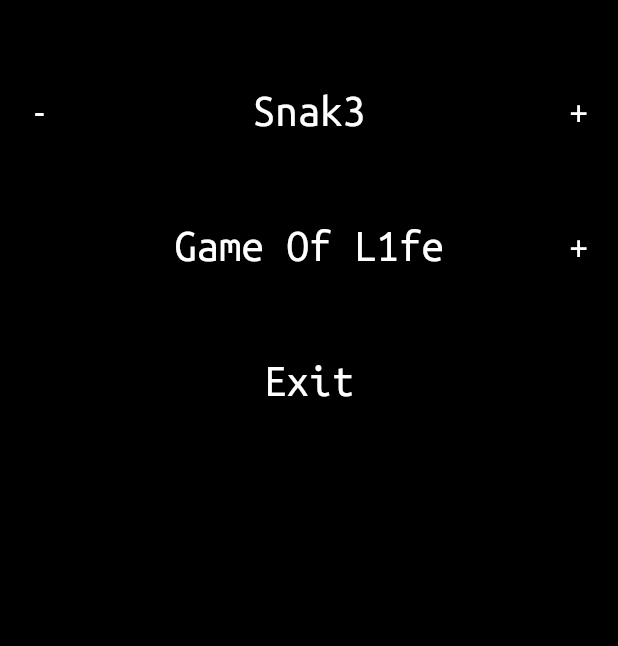
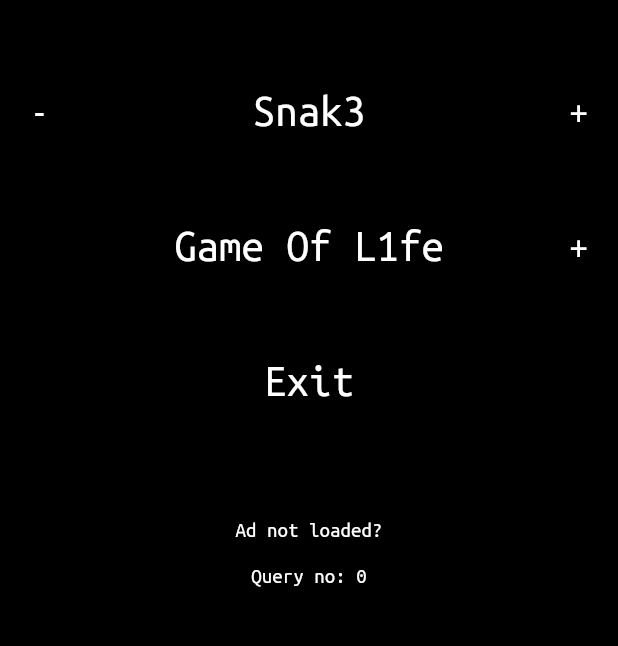
Before and after one commit to wkulczi/TheGame, a Flutter app: the screen it shows after launch, on a phone screen of 412 x 824 dp, the part 310-956 px from its top. Run offline on Flutter 3.47's test engine with Material 2 defaults, Android fonts, the phone set to English and light mode, and no system bars; our stand-ins replace equatable; missing offline and left inert: firebase_admob; accounts and stored records are empty.

Commit message:
added reloading app button

```diff
--- a/lib/main.dart
+++ b/lib/main.dart
@@ -1,5 +1,6 @@
 import 'package:firebase_admob/firebase_admob.dart';
 import 'package:flutter/material.dart';
+import 'package:flutter/services.dart';
 import 'package:flutter_app/classes/routing/route_generator.dart';
 import 'package:flutter_app/views/gol_screen.dart';
 import 'package:flutter_app/views/snake_screen.dart';
@@ -32,22 +33,23 @@ class Home extends StatefulWidget {
 class _HomeState extends State<Home> {
   int snakeSpeed = 3;
   int golSpeed = 1;
+  int queryno = 0;
 
-  Future<void> _initAdMob(){
-    return FirebaseAdMob.instance.initialize(appId:AdManager.appId);
+  Future<void> _initAdMob() {
+    return FirebaseAdMob.instance.initialize(appId: AdManager.appId);
   }
 
   BannerAd _bannerAd;
 
-  void _loadBannerAd(){
+  void _loadBannerAd() {
     _bannerAd
-    ..load()
-        ..show(anchorType: AnchorType.bottom);
+      ..load()
+      ..show(anchorType: AnchorType.bottom);
   }
 
   @override
   void initState() {
-    _bannerAd = BannerAd(adUnitId: AdManager.bannerAdUnitId, size:AdSize.banner);
+    _bannerAd = BannerAd(adUnitId: AdManager.bannerAdUnitId, size: AdSize.banner, targetingInfo: MobileAdTargetingInfo(nonPersonalizedAds: true));
     _loadBannerAd();
     super.initState();
   }
@@ -70,10 +72,7 @@ class _HomeState extends State<Home> {
               alignment: Alignment.bottomCenter,
               child: Text(
                 "The game of Snake",
-                style: TextStyle(
-                    color: Colors.white,
-                    decoration: TextDecoration.underline,
-                    fontSize: 30),
+                style: TextStyle(color: Colors.white, decoration: TextDecoration.underline, fontSize: 30),
                 textAlign: TextAlign.end,
               ),
             ),
@@ -113,8 +112,7 @@ class _HomeState extends State<Home> {
                           style: TextStyle(color: Colors.white, fontSize: 30),
                         ),
                         onTap: () {
-                          Navigator.pushNamed(context, SnakeScreen.routeName,
-                              arguments:snakeSpeed);
+                          Navigator.pushNamed(context, SnakeScreen.routeName, arguments: snakeSpeed);
                         },
                       ),
                       Padding(
@@ -155,12 +153,9 @@ class _HomeState extends State<Home> {
                         ),
                       ),
                       InkWell(
-                        child: Text("Game Of L" + golSpeed.toString() + "fe",
-                            style:
-                                TextStyle(color: Colors.white, fontSize: 30)),
+                        child: Text("Game Of L" + golSpeed.toString() + "fe", style: TextStyle(color: Colors.white, fontSize: 30)),
                         onTap: () {
-                          Navigator.pushNamed(context, GolScreen.routeName,
-                              arguments: golSpeed);
+                          Navigator.pushNamed(context, GolScreen.routeName, arguments: golSpeed);
                         },
                       ),
                       Padding(
@@ -181,9 +176,11 @@ class _HomeState extends State<Home> {
                       ),
                     ],
                   ),
-                  Container(
-                    child: Text("Exit",
-                        style: TextStyle(color: Colors.white, fontSize: 30)),
+                  InkWell(
+                    onTap: () => {SystemNavigator.pop()},
+                    child: Container(
+                      child: Text("Exit", style: TextStyle(color: Colors.white, fontSize: 30)),
+                    ),
                   ),
                 ],
               ),
@@ -193,6 +190,29 @@ class _HomeState extends State<Home> {
             flex: 7,
             child: Container(
               color: Colors.black,
+              child: Center(
+                child: Column(
+                  children: [
+                    FlatButton(
+                      onPressed: () {
+                          setState(() {
+                            if (_bannerAd != null) {
+                              _bannerAd.dispose();
+                            }
+                            _bannerAd = BannerAd(adUnitId: AdManager.bannerAdUnitId, size: AdSize.banner, targetingInfo: MobileAdTargetingInfo(nonPersonalizedAds: true));
+                            _loadBannerAd();
+                            queryno++;
+                          });
+                      },
+                      child: Text("Ad not loaded?", style: TextStyle(color: Colors.white)),
+                    ),
+                    Text(
+                      queryno > 999 ? "Done. " : "Query no: " + queryno.toString(),
+                      style: TextStyle(color: Colors.white),
+                    )
+                  ],
+                ),
+              ),
             ),
           ),
         ],
--- a/lib/views/gol_screen.dart
+++ b/lib/views/gol_screen.dart
@@ -140,6 +140,10 @@ class _GolScreenState extends State<GolScreen> {
 
                 ],
               ),
+            ),
+            Expanded(
+              flex: 1,
+              child: Container(color: Colors.white),
             )
           ],
         ));
--- a/lib/views/snake_screen.dart
+++ b/lib/views/snake_screen.dart
@@ -164,6 +164,10 @@ class _SnakeScreenState extends State<SnakeScreen> {
                   ),
                 ],
               ),
+            ),
+            Expanded(
+              flex: 1,
+              child: Container(color: Colors.black,),
             )
           ],
         ),
```
